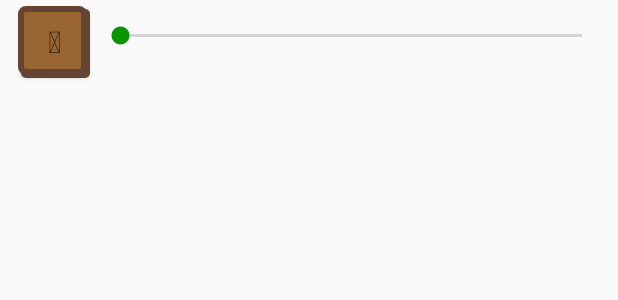
After one commit to CordulaAndune/AnimalQuiz, an Android app: the layout audioplayer_layout.xml on its own in the app's theme, with its tools: preview values and no code run, on a phone screen of 412 x 824 dp. The commit adds this screen. Shown: the top 300 px of the screen. Run offline under Robolectric (Android 15) with nearby library versions, the phone set to English and light mode, and no system bars.

Commit message:
Add audioplayer as additional media

```diff
--- /dev/null
+++ b/app/src/main/res/layout/audioplayer_layout.xml
@@ -0,0 +1,29 @@
+<?xml version="1.0" encoding="utf-8"?>
+<layout xmlns:android="http://schemas.android.com/apk/res/android">
+
+    <LinearLayout
+        android:id="@+id/rootPlayer"
+        android:layout_width="match_parent"
+        android:layout_height="wrap_content"
+        android:paddingLeft="@dimen/inner_margin"
+        android:paddingRight="@dimen/inner_margin">
+
+        <Button
+            android:id="@+id/play_button"
+            style="@style/Buttons"
+            android:layout_width="0dp"
+            android:layout_height="wrap_content"
+            android:layout_weight="2"
+            android:text="@string/fa_icon_play_solid"
+            android:textColor="@color/colorButtonText" />
+
+        <SeekBar
+            android:id="@+id/seekBar"
+            android:layout_width="0dp"
+            android:layout_height="match_parent"
+            android:layout_marginBottom="@dimen/inner_margin"
+            android:layout_weight="14"
+            android:maxHeight="1000dp" />
+    </LinearLayout>
+
+</layout>
--- /dev/null
+++ b/app/src/main/res/values/icons.xml
@@ -0,0 +1,5 @@
+<?xml version="1.0" encoding="utf-8"?>
+<resources>
+    <string name="fa_icon_play_solid" translatable="false">&#xf04b;</string>
+    <string name="fa_icon_pause_solid" translatable="false">&#xf04c;</string>
+</resources>
```
Also changed, not shown: app/src/main/java/de/cordulagloge/android/animalquiz/FontManager.java (added, +22 -0 lines), app/src/main/java/de/cordulagloge/android/animalquiz/QuizActivity.java (+53 -4 lines).
